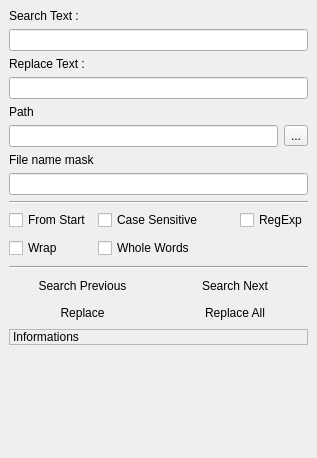
testmana2/mks, file v2/branches/dev/monkey/src/qscintillamanager/ui/pSearch.ui: the form before one commit.
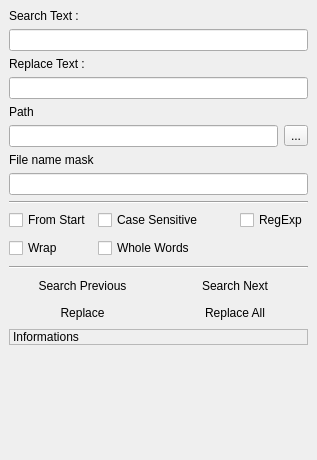
The form after the commit. Icons and pictures are not drawn. Custom widgets are drawn as their Qt base class.

Commit message: Dynamical search dialog

What changed in the file:
```diff
--- a/v2/branches/dev/monkey/src/qscintillamanager/ui/pSearch.ui
+++ b/v2/branches/dev/monkey/src/qscintillamanager/ui/pSearch.ui
@@ -6,9 +6,15 @@
     <x>0</x>
     <y>0</y>
     <width>317</width>
-    <height>458</height>
+    <height>460</height>
    </rect>
   </property>
+  <property name="sizePolicy" >
+   <sizepolicy vsizetype="Expanding" hsizetype="Expanding" >
+    <horstretch>0</horstretch>
+    <verstretch>0</verstretch>
+   </sizepolicy>
+  </property>
   <property name="windowTitle" >
    <string>Search - Replace</string>
   </property>
@@ -293,8 +299,8 @@
       </property>
       <property name="sizeHint" >
        <size>
-        <width>299</width>
-        <height>16</height>
+        <width>20</width>
+        <height>40</height>
        </size>
       </property>
      </spacer>
```
Left out of the diff: 10 changed lines with no effect on the pictures. The commit also changes 3 other files.
